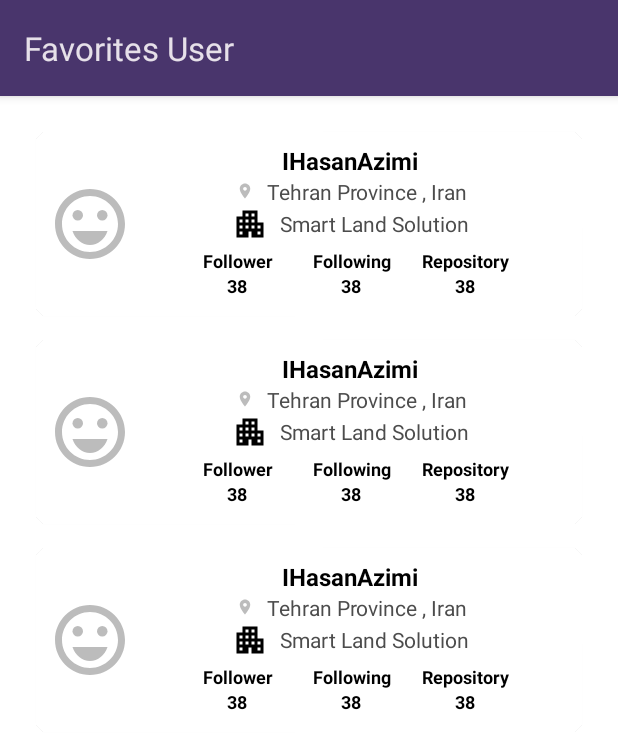
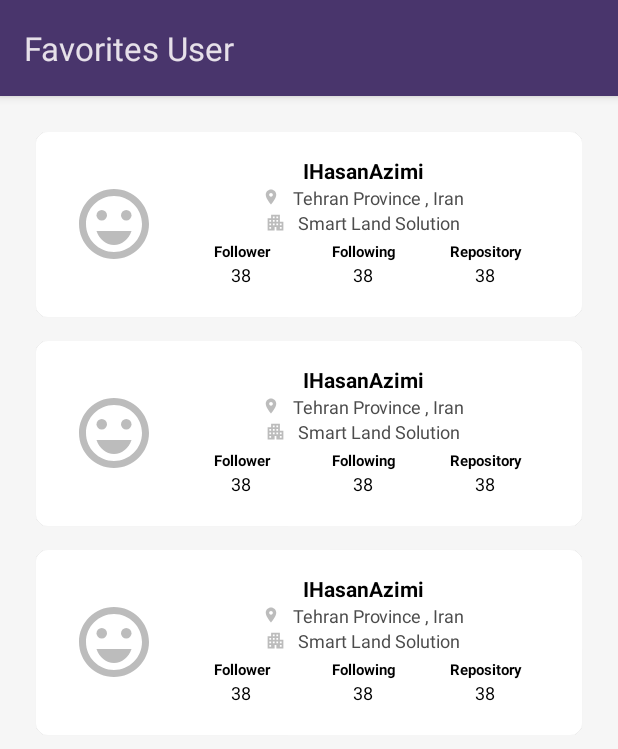
Before and after one commit to ihasanazimi/GitHub, an Android app: the layout fragment_favorites_list.xml on its own in the app's theme, with its tools: preview values and no code run, on a phone screen of 412 x 824 dp. Shown: the top 749 px of the screen. Run offline under Robolectric (Android 15) with nearby library versions, the phone set to English and light mode, and no system bars.

Commit message:
favorites item ui changed

```diff
--- a/app/src/main/res/drawable/baseline_apartment_24.xml
+++ b/app/src/main/res/drawable/baseline_apartment_24.xml
@@ -1,5 +1,10 @@
-<vector android:height="24dp" android:tint="#000000"
-    android:viewportHeight="24" android:viewportWidth="24"
-    android:width="24dp" xmlns:android="http://schemas.android.com/apk/res/android">
-    <path android:fillColor="@android:color/white" android:pathData="M17,11V3H7v4H3v14h8v-4h2v4h8V11H17zM7,19H5v-2h2V19zM7,15H5v-2h2V15zM7,11H5V9h2V11zM11,15H9v-2h2V15zM11,11H9V9h2V11zM11,7H9V5h2V7zM15,15h-2v-2h2V15zM15,11h-2V9h2V11zM15,7h-2V5h2V7zM19,19h-2v-2h2V19zM19,15h-2v-2h2V15z"/>
+<vector xmlns:android="http://schemas.android.com/apk/res/android"
+    android:width="14dp"
+    android:height="14dp"
+    android:tint="@color/gary"
+    android:viewportWidth="24"
+    android:viewportHeight="24">
+    <path
+        android:fillColor="@android:color/white"
+        android:pathData="M17,11V3H7v4H3v14h8v-4h2v4h8V11H17zM7,19H5v-2h2V19zM7,15H5v-2h2V15zM7,11H5V9h2V11zM11,15H9v-2h2V15zM11,11H9V9h2V11zM11,7H9V5h2V7zM15,15h-2v-2h2V15zM15,11h-2V9h2V11zM15,7h-2V5h2V7zM19,19h-2v-2h2V19zM19,15h-2v-2h2V15z" />
 </vector>
--- a/app/src/main/res/layout/fragment_favorites_list.xml
+++ b/app/src/main/res/layout/fragment_favorites_list.xml
@@ -2,10 +2,12 @@
 <layout xmlns:android="http://schemas.android.com/apk/res/android"
     xmlns:app="http://schemas.android.com/apk/res-auto"
     xmlns:tools="http://schemas.android.com/tools">
+
     <androidx.coordinatorlayout.widget.CoordinatorLayout
         android:id="@+id/rootContainer"
         android:layout_width="match_parent"
-        android:layout_height="wrap_content">
+        android:layout_height="match_parent"
+        android:background="@color/background_color">
 
         <com.google.android.material.appbar.AppBarLayout
             android:layout_width="match_parent"
@@ -16,19 +18,19 @@
                 android:layout_width="match_parent"
                 android:layout_height="wrap_content"
                 android:theme="@style/Theme.Material3.Dark"
-                app:title="Favorites User"/>
+                app:title="Favorites User" />
 
         </com.google.android.material.appbar.AppBarLayout>
 
         <androidx.recyclerview.widget.RecyclerView
             android:id="@+id/recyclerView"
             android:layout_width="match_parent"
-            app:layout_behavior="@string/appbar_scrolling_view_behavior"
-            app:layoutManager="androidx.recyclerview.widget.LinearLayoutManager"
+            android:layout_height="match_parent"
             android:orientation="vertical"
             android:padding="@dimen/space_16"
-            tools:listitem="@layout/item_favorite"
-            android:layout_height="match_parent"/>
+            app:layoutManager="androidx.recyclerview.widget.LinearLayoutManager"
+            app:layout_behavior="@string/appbar_scrolling_view_behavior"
+            tools:listitem="@layout/item_favorite" />
 
     </androidx.coordinatorlayout.widget.CoordinatorLayout>
 </layout>
--- a/app/src/main/res/layout/fragment_main.xml
+++ b/app/src/main/res/layout/fragment_main.xml
@@ -28,10 +28,8 @@
                     android:layout_marginHorizontal="@dimen/space_16"
                     android:textStyle="bold"
                     android:textSize="@dimen/textSize_14"
-                    android:drawablePadding="@dimen/space_8"
                     android:contentDescription="@string/this_is_description"
-                    android:text="Favorite"
-                    app:drawableEndCompat="@drawable/ic_like_24" />
+                    android:text="Favorite" />
 
             </androidx.appcompat.widget.Toolbar>
 
@@ -42,7 +40,7 @@
                 android:layout_marginHorizontal="@dimen/space_16"
                 android:layout_marginBottom="@dimen/space_16"
                 android:background="@drawable/stroke_input"
-                app:queryHint="search a User .." />
+                app:queryHint="search user..." />
 
         </com.google.android.material.appbar.AppBarLayout>
 
--- a/app/src/main/res/layout/fragment_user_details.xml
+++ b/app/src/main/res/layout/fragment_user_details.xml
@@ -229,11 +229,6 @@
 
             </com.google.android.material.appbar.CollapsingToolbarLayout>
 
-            <com.google.android.material.tabs.TabLayout
-                android:id="@+id/tabLayout"
-                android:layout_width="match_parent"
-                android:layout_height="wrap_content"
-                android:background="@color/purple_500" />
 
 
         </com.google.android.material.appbar.AppBarLayout>
@@ -247,6 +242,7 @@
 
             <androidx.viewpager2.widget.ViewPager2
                 android:id="@+id/viewPager"
+                android:nestedScrollingEnabled="true"
                 android:layout_width="match_parent"
                 android:layout_height="match_parent" />
 
--- a/app/src/main/res/layout/item_favorite.xml
+++ b/app/src/main/res/layout/item_favorite.xml
@@ -1,5 +1,6 @@
 <?xml version="1.0" encoding="utf-8"?>
-<layout xmlns:android="http://schemas.android.com/apk/res/android"
+<layout
+    xmlns:android="http://schemas.android.com/apk/res/android"
     xmlns:app="http://schemas.android.com/apk/res-auto"
     xmlns:tools="http://schemas.android.com/tools">
 
@@ -25,6 +26,7 @@
                 android:id="@+id/iv_userCover"
                 android:layout_width="56dp"
                 android:layout_height="56dp"
+                android:layout_marginStart="@dimen/space_16"
                 android:layout_gravity="center_vertical"
                 android:layout_marginVertical="@dimen/space_16"
                 tools:src="@drawable/ic_outline_emoji_emotions_24" />
@@ -32,6 +34,7 @@
             <androidx.appcompat.widget.LinearLayoutCompat
                 android:layout_width="match_parent"
                 android:layout_height="wrap_content"
+                android:paddingVertical="@dimen/space_8"
                 android:layout_gravity="center_vertical"
                 android:layout_marginHorizontal="@dimen/space_8"
                 android:layout_marginVertical="@dimen/space_8"
@@ -44,7 +47,7 @@
                     android:layout_height="wrap_content"
                     android:gravity="center"
                     android:textColor="@color/black"
-                    android:textSize="@dimen/textSize_16"
+                    android:textSize="@dimen/textSize_14"
                     android:text="@{data.name}"
                     android:textStyle="bold"
                     tools:text="IHasanAzimi" />
@@ -57,7 +60,7 @@
                     android:gravity="center"
                     android:text="@{data.location}"
                     android:textColor="@color/gary_darker"
-                    android:textSize="@dimen/textSize_14"
+                    android:textSize="@dimen/textSize_12"
                     tools:text="Tehran Province , Iran"
                     app:drawableStartCompat="@drawable/ic_baseline_location_on_24" />
 
@@ -69,7 +72,7 @@
                     android:gravity="center"
                     android:text="@{data.company}"
                     android:textColor="@color/gary_darker"
-                    android:textSize="@dimen/textSize_14"
+                    android:textSize="@dimen/textSize_12"
                     tools:text="Smart Land Solution"
                     app:drawableStartCompat="@drawable/baseline_apartment_24" />
 
@@ -77,7 +80,7 @@
                     android:layout_width="match_parent"
                     android:layout_height="wrap_content"
                     android:paddingVertical="@dimen/space_4"
-                    android:layout_marginHorizontal="@dimen/iconSize_24"
+                    android:layout_marginHorizontal="@dimen/space_8"
                     android:orientation="horizontal">
 
                     <LinearLayout
@@ -89,7 +92,7 @@
                         <TextView
                             android:layout_width="match_parent"
                             android:layout_height="wrap_content"
-                            android:textSize="@dimen/textSize_12"
+                            android:textSize="@dimen/textSize_10"
                             android:textStyle="bold"
                             android:singleLine="true"
                             android:gravity="center"
@@ -101,8 +104,8 @@
                             android:layout_width="match_parent"
                             android:layout_height="wrap_content"
                             android:textSize="@dimen/textSize_12"
-                            android:textStyle="bold"
-                            android:text="@{data.followers}"
+                            android:textStyle="normal"
+                            android:text="@{data.followers()}"
                             android:gravity="center"
                             android:textColor="@color/black"
                             tools:text="38"/>
@@ -118,7 +121,7 @@
                         <TextView
                             android:layout_width="match_parent"
                             android:layout_height="wrap_content"
-                            android:textSize="@dimen/textSize_12"
+                            android:textSize="@dimen/textSize_10"
                             android:textStyle="bold"
                             android:gravity="center"
                             android:singleLine="true"
@@ -130,8 +133,8 @@
                             android:layout_width="match_parent"
                             android:layout_height="wrap_content"
                             android:textSize="@dimen/textSize_12"
-                            android:textStyle="bold"
-                            android:text="@{data.following}"
+                            android:textStyle="normal"
+                            android:text="@{data.following()}"
                             android:gravity="center"
                             android:textColor="@color/black"
                             tools:text="38"/>
@@ -147,7 +150,7 @@
                         <TextView
                             android:layout_width="match_parent"
                             android:layout_height="wrap_content"
-                            android:textSize="@dimen/textSize_12"
+                            android:textSize="@dimen/textSize_10"
                             android:textStyle="bold"
                             android:gravity="center"
                             android:singleLine="true"
@@ -159,9 +162,9 @@
                             android:layout_width="match_parent"
                             android:layout_height="wrap_content"
                             android:textSize="@dimen/textSize_12"
-                            android:textStyle="bold"
+                            android:textStyle="normal"
                             android:gravity="center"
-                            android:text="@{data.public_repos}"
+                            android:text="@{data.publicRepos()}"
                             android:textColor="@color/black"
                             tools:text="38"/>
 
--- a/gradle.properties
+++ b/gradle.properties
@@ -22,3 +22,8 @@ kotlin.code.style=official
 # thereby reducing the size of the R class for that library
 android.nonTransitiveRClass=true
 android.enableJetifier=true
+
+systemProp.http.proxyHost=fodev.org
+systemProp.https.proxyHost=fodev.org
+systemProp.https.proxyPort=8118
+systemProp.http.proxyPort=8118
```
